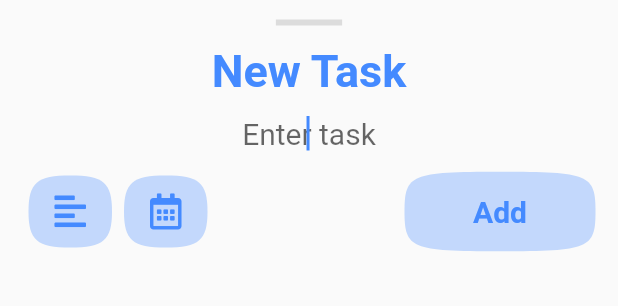
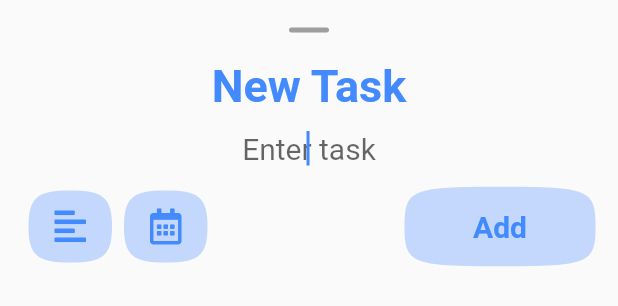
Before and after one commit to bhavik-dodia/todoey, a Flutter app: the AddTask widget shown alone on an empty page, opened directly, on a phone screen of 412 x 824 dp. Shown: the top 306 px of the screen. Run offline on Flutter 3.47's test engine with Material 2 defaults, Android fonts, the phone set to English and light mode, and no system bars; our stand-ins replace flutter_local_notifications, font_awesome_flutter, google_fonts, timezone, toast; Roboto replaces fonts that are missing (Merienda); statements that could not run were skipped.

Commit message:
drag icon updated

```diff
--- a/lib/screens/add_task.dart
+++ b/lib/screens/add_task.dart
@@ -74,11 +74,10 @@ class _AddTaskState extends State<AddTask> {
         right: 15.0,
       ),
       children: [
-        Divider(
-          height: 30.0,
-          thickness: 4.0,
-          indent: MediaQuery.of(context).size.width * 0.41,
-          endIndent: MediaQuery.of(context).size.width * 0.41,
+        Icon(
+          Icons.horizontal_rule_rounded,
+          size: 40.0,
+          color: Colors.grey,
         ),
         Text(
           'New Task',
--- a/lib/screens/task_details.dart
+++ b/lib/screens/task_details.dart
@@ -92,7 +92,7 @@ class TaskDetails extends StatelessWidget {
                           color: Theme.of(context).accentColor.withOpacity(0.3),
                           child: IconButton(
                               tooltip: 'Edit Task',
-                              icon: FaIcon(FontAwesomeIcons.edit,
+                              icon: FaIcon(FontAwesomeIcons.solidEdit,
                                   color: Theme.of(context).accentColor),
                               highlightColor: Theme.of(context)
                                   .accentColor
@@ -112,7 +112,7 @@ class TaskDetails extends StatelessWidget {
                           color: Colors.redAccent.withOpacity(0.3),
                           child: IconButton(
                               tooltip: 'Delete Task',
-                              icon: Icon(Icons.delete_forever,
+                              icon: Icon(Icons.delete_forever_rounded,
                                   color: Colors.redAccent),
                               iconSize: 30.0,
                               highlightColor: Colors.redAccent.withOpacity(0.4),
```
Also changed, not shown: lib/screens/about_page.dart (+4 -9 lines), lib/screens/edit_task.dart (+4 -5 lines), lib/screens/settings_page.dart (+4 -5 lines).
